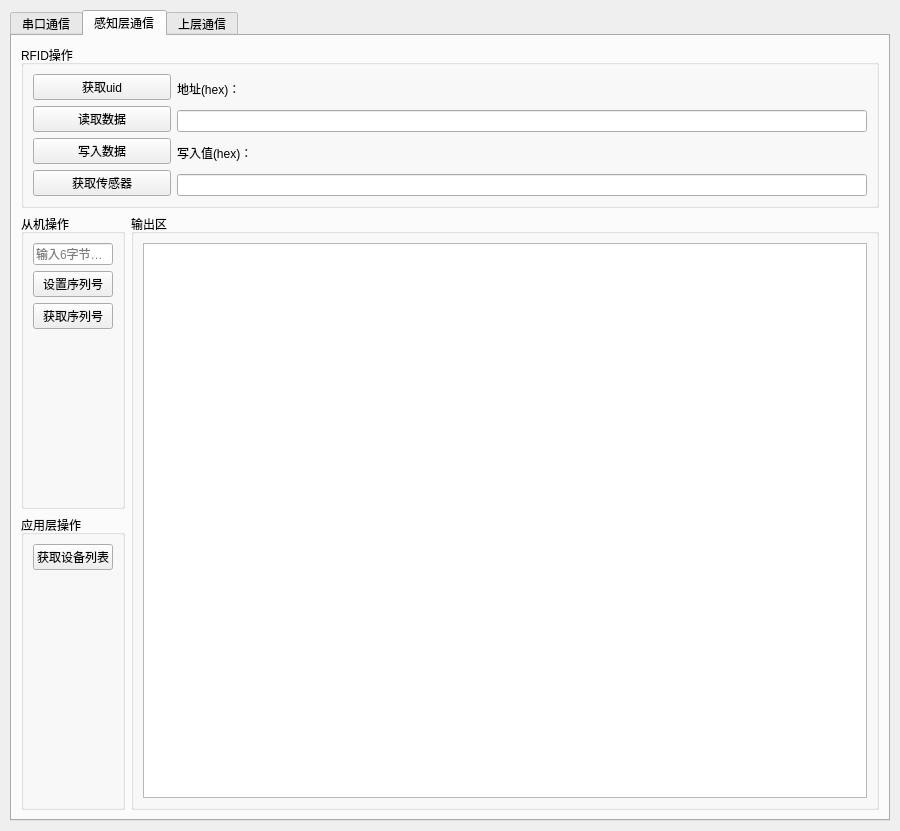
This is connect-layer/test.ui in ariyflow/rfid-item as Qt 5 draws it before an edit. The edited form follows.
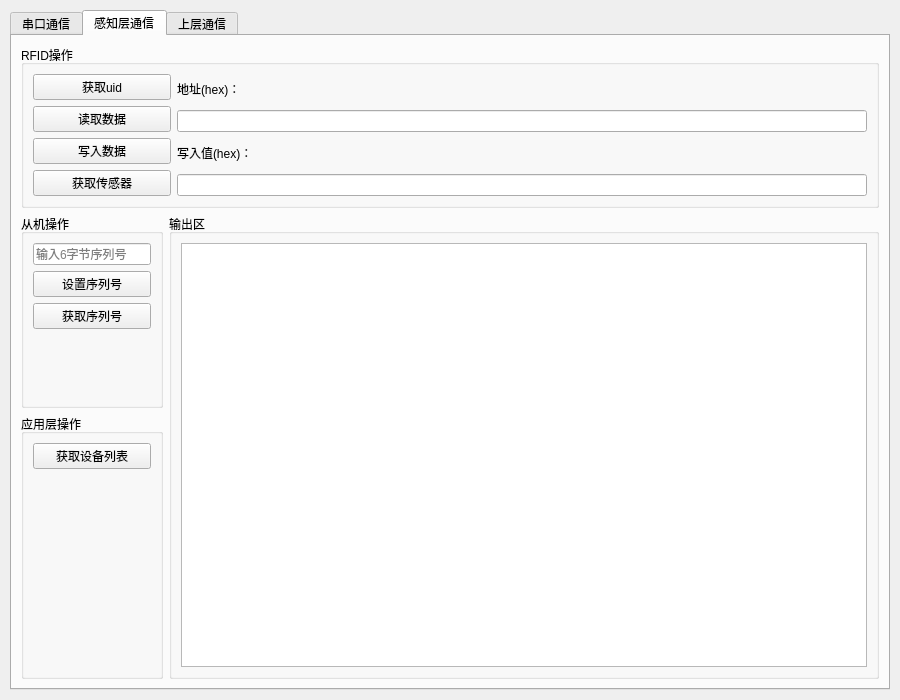
This is the edited form. The open tabs and pages were chosen to show the change.

What changed in the file:
```diff
--- a/connect-layer/test.ui
+++ b/connect-layer/test.ui
@@ -7,13 +7,13 @@
     <x>0</x>
     <y>0</y>
     <width>900</width>
-    <height>831</height>
+    <height>700</height>
    </rect>
   </property>
   <property name="minimumSize">
    <size>
-    <width>900</width>
-    <height>700</height>
+    <width>0</width>
+    <height>0</height>
    </size>
   </property>
   <property name="windowTitle">
@@ -434,7 +434,7 @@
            </widget>
           </item>
           <item>
-           <layout class="QHBoxLayout" name="horizontalLayout_3" stretch="1,10">
+           <layout class="QHBoxLayout" name="horizontalLayout_3" stretch="1,5">
             <item>
              <layout class="QVBoxLayout" name="verticalLayout_9">
               <item>
```
Left out of the diff: 2 changed lines with no effect on the pictures.
